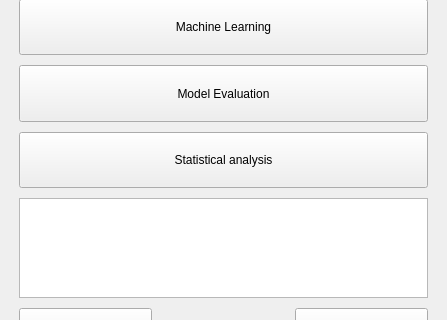
easylearn-fmri/easylearn_dev, file eslearn/GUI/easylearn_main_gui.ui: the form before one commit; both pictures show x 0 to 447 and y 281 to 601 of the 447 by 686 pixel window.
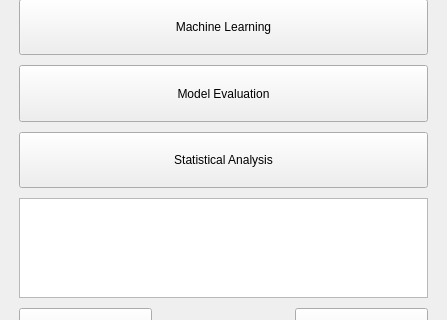
The form after the commit.

```diff
--- a/eslearn/GUI/easylearn_main_gui.ui
+++ b/eslearn/GUI/easylearn_main_gui.ui
@@ -103,7 +103,7 @@
          </sizepolicy>
         </property>
         <property name="text">
-         <string>Statistical analysis</string>
+         <string>Statistical Analysis</string>
         </property>
         <property name="iconSize">
          <size>
```
